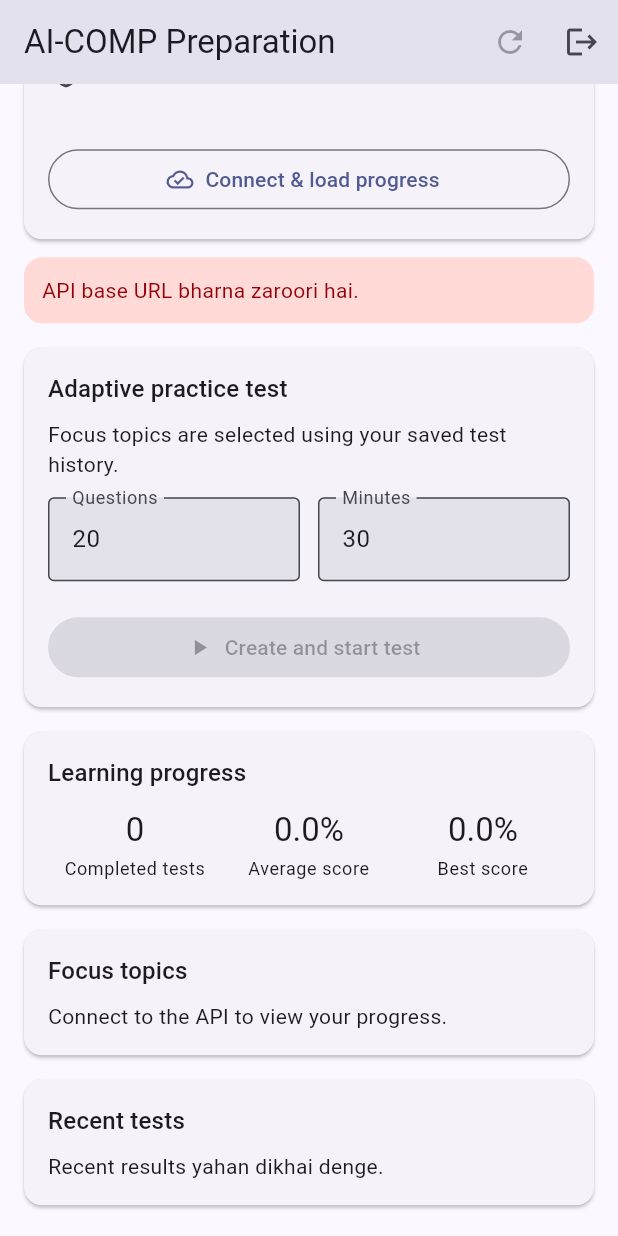
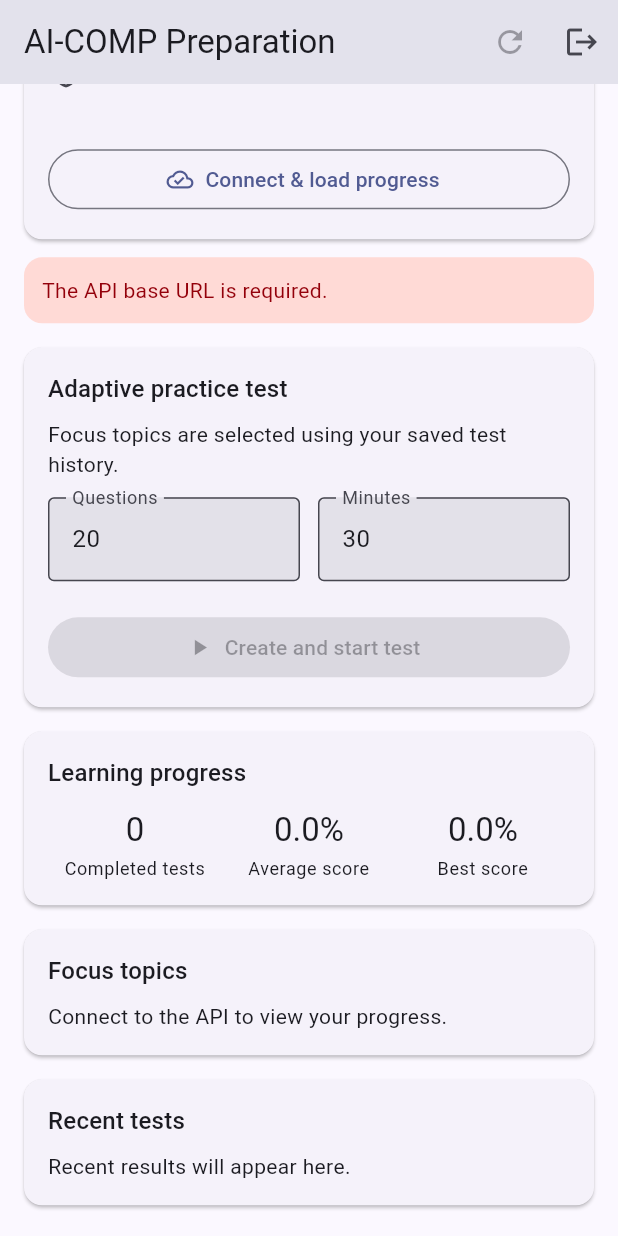
Before and after one commit to snchat78-svg/AI-COMP, a Flutter app: the screen it shows once a user with an empty profile is signed in, scrolled down 346 dp, after a tap on "Connect & load progress", on a phone screen of 412 x 824 dp. Run offline on Flutter 3.47's test engine with Material 3 defaults, Android fonts, the phone set to English and light mode, and no system bars; our stand-ins replace firebase_auth, firebase_core; accounts and stored records are empty.

Commit message:
Translate all remaining dashboard guidance to English

```diff
--- a/apps/mobile/lib/screens/preparation_home_screen.dart
+++ b/apps/mobile/lib/screens/preparation_home_screen.dart
@@ -61,8 +61,8 @@ class _PreparationHomeScreenState extends State<PreparationHomeScreen> {
     if (baseUrl.isEmpty || learnerId.isEmpty || (user == null && token.isEmpty)) {
       setState(() {
         _error = user == null
-            ? 'API URL, learner ID aur access token teeno bharna zaroori hai.'
-            : 'API base URL bharna zaroori hai.';
+            ? 'API URL, learner ID, and access token are required.'
+            : 'The API base URL is required.';
       });
       return;
     }
@@ -139,13 +139,13 @@ class _PreparationHomeScreenState extends State<PreparationHomeScreen> {
     final questionCount = int.tryParse(_questionCountController.text.trim());
     final durationMinutes = int.tryParse(_durationMinutesController.text.trim());
     if (questionCount == null || questionCount < 1 || questionCount > 500) {
-      _setError('Questions ki sankhya 1 se 500 ke beech honi chahiye.');
+      _setError('Enter between 1 and 500 questions.');
       return;
     }
     if (durationMinutes == null ||
         durationMinutes < 1 ||
         durationMinutes > 1440) {
-      _setError('Duration 1 se 1440 minutes ke beech honi chahiye.');
+      _setError('Enter a duration between 1 and 1,440 minutes.');
       return;
     }
 
@@ -165,7 +165,7 @@ class _PreparationHomeScreenState extends State<PreparationHomeScreen> {
         ScaffoldMessenger.of(context).showSnackBar(
           SnackBar(
             content: Text(
-              'Question pool ke hisaab se ${recommendation.questionCount} questions ka test banega.',
+              'The available question pool supports ${recommendation.questionCount} questions for this test.',
             ),
           ),
         );
@@ -352,7 +352,7 @@ class _PreparationHomeScreenState extends State<PreparationHomeScreen> {
                 enableSuggestions: false,
                 decoration: InputDecoration(
                   labelText: 'Access token',
-                  helperText: 'Server ke configured authentication ke mutabik token dein.',
+                  helperText: 'Enter a token accepted by this API server.',
                   prefixIcon: const Icon(Icons.key_outlined),
                   suffixIcon: IconButton(
                     tooltip: _hideToken ? 'Show token' : 'Hide token',
@@ -509,7 +509,7 @@ class _PreparationHomeScreenState extends State<PreparationHomeScreen> {
             Text('Recent tests', style: theme.textTheme.titleMedium),
             const SizedBox(height: 8),
             if (!_connected)
-              const Text('Recent results yahan dikhai denge.')
+              const Text('Recent results will appear here.')
             else if (_recentSessions.isEmpty)
               const Text('You do not have any test sessions yet.')
             else
```
